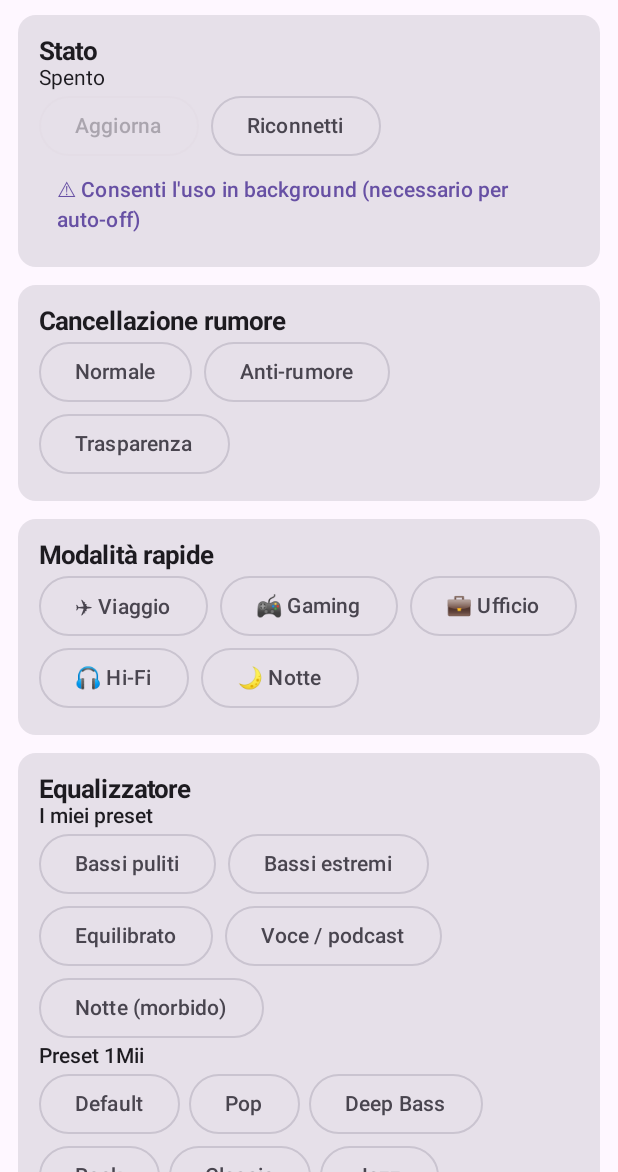
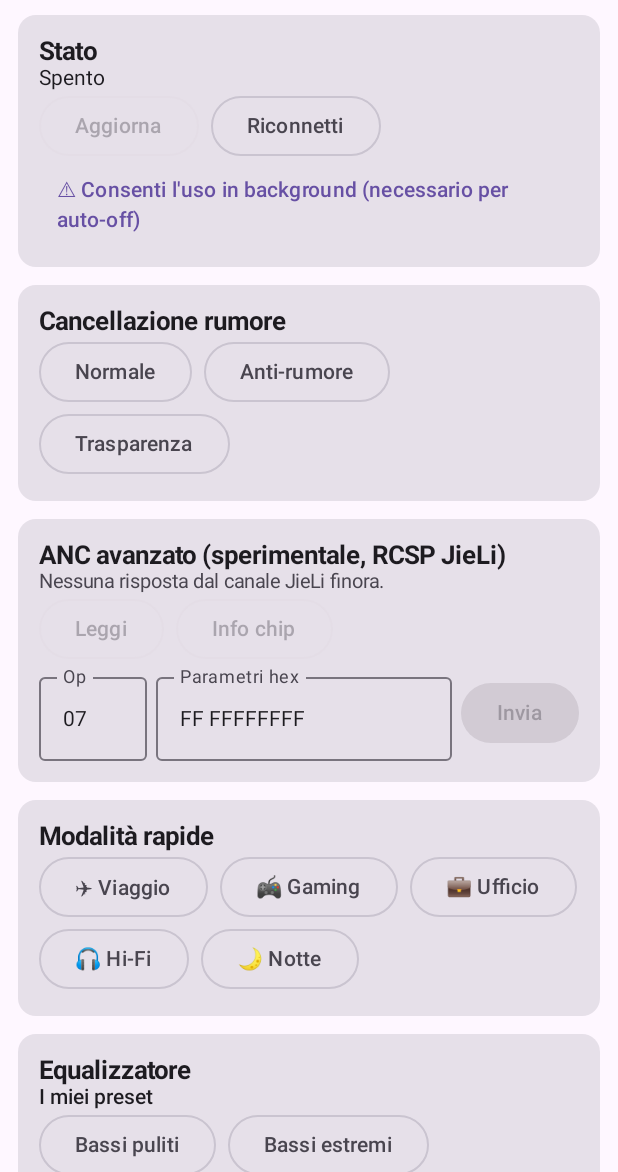
Before and after one commit to walenet/seo-claude, an Android app built with Jetpack Compose: the composable Screen shown on its own in the app's theme, on a phone screen of 412 x 824 dp, the part 64-1236 px from its top. Run offline under Robolectric (Android 15) with nearby library versions, the phone set to English and light mode, and no system bars.

Commit message:
Y8 Control: experimental JieLi RCSP channel (ANC levels, advanced features probe)
Co-Authored-By: Claude Opus 5.5 <noreply@anthropic.com>
Claude-Session: https://claude.ai/code/session_01LBAkqaXk2qGsDbndLayrcG

```diff
--- a/y8app/app/src/main/java/app/y8control/MainActivity.kt
+++ b/y8app/app/src/main/java/app/y8control/MainActivity.kt
@@ -168,6 +168,8 @@ fun Screen() {
                 }
             }
         }
+
+        item { AdvancedAncSection(connected) }
 
         item {
             Section("Modalità rapide") {
@@ -360,3 +362,48 @@ fun ToolsSection(logs: List<String>) {
         logs.take(40).forEach { Text(it, fontFamily = FontFamily.Monospace, fontSize = 11.sp) }
     }
 }
+
+@Composable
+fun AdvancedAncSection(connected: Boolean) {
+    val r by Rcsp.state.collectAsState()
+    Section("ANC avanzato (sperimentale, RCSP JieLi)") {
+        Text(
+            when {
+                !r.responded -> "Nessuna risposta dal canale JieLi finora."
+                r.lastStatus != null && r.lastStatus != 0 -> "Le cuffie rispondono con errore ${r.lastStatus}: probabile autenticazione richiesta."
+                r.modes.isEmpty() && r.current == null -> "Le cuffie rispondono ma non riportano livelli ANC."
+                else -> "Livelli ANC disponibili ✔"
+            }, fontSize = 13.sp, color = MaterialTheme.colorScheme.onSurfaceVariant)
+        r.current?.let { c ->
+            Text("Attuale: ${Presets.ANC.getOrElse(c.mode) { "?" }} · livello ${c.leftCur}/${c.leftMax}")
+        }
+        val modes = if (r.modes.isNotEmpty()) r.modes.values.sortedBy { it.mode } else listOfNotNull(r.current)
+        modes.filter { it.leftMax > 0 || it.rightMax > 0 }.forEach { m ->
+            val max = maxOf(m.leftMax, m.rightMax)
+            var lv by remember(m) { mutableFloatStateOf(maxOf(m.leftCur, m.rightCur).toFloat()) }
+            Text("${Presets.ANC.getOrElse(m.mode) { "Modo ${m.mode}" }}: livello ${lv.roundToInt()} / $max",
+                fontWeight = FontWeight.SemiBold)
+            Slider(value = lv, onValueChange = { lv = it }, valueRange = 0f..max.toFloat(),
+                onValueChangeFinished = { Rcsp.setNoise(m.mode, lv.roundToInt()) })
+            if (m.mode == 1) Text("Al massimo può comparire fruscio o pressione: torna indietro se dà fastidio.",
+                fontSize = 12.sp, color = MaterialTheme.colorScheme.onSurfaceVariant)
+        }
+        if (r.attrs.isNotEmpty()) {
+            Text("Funzioni riportate:", fontWeight = FontWeight.SemiBold)
+            r.attrs.forEach { (k, v) -> Text("• ${Rcsp.ATTR_NAMES[k] ?: "attr $k"} ($k): $v", fontSize = 12.sp) }
+        }
+        Row(horizontalArrangement = Arrangement.spacedBy(8.dp)) {
+            OutlinedButton(onClick = { Rcsp.query() }, enabled = connected) { Text("Leggi") }
+            OutlinedButton(onClick = { Rcsp.queryTargetInfo() }, enabled = connected) { Text("Info chip") }
+        }
+        var op by remember { mutableStateOf("07") }
+        var par by remember { mutableStateOf("FF FFFFFFFF") }
+        Row(verticalAlignment = Alignment.CenterVertically, horizontalArrangement = Arrangement.spacedBy(6.dp)) {
+            OutlinedTextField(op, { op = it.take(2) }, Modifier.width(72.dp), label = { Text("Op") }, singleLine = true)
+            OutlinedTextField(par, { par = it }, Modifier.weight(1f), label = { Text("Parametri hex") }, singleLine = true)
+            Button(onClick = {
+                try { Rcsp.sendRaw(op.toInt(16), Proto.parseHex(par)) } catch (e: Exception) { Headset.log("Hex non valido") }
+            }, enabled = connected) { Text("Invia") }
+        }
+    }
+}
```
Also changed, not shown: y8app/app/src/main/java/app/y8control/Headset.kt (+21 -7 lines), y8app/app/src/main/java/app/y8control/Rcsp.kt (added, +178 -0 lines).
